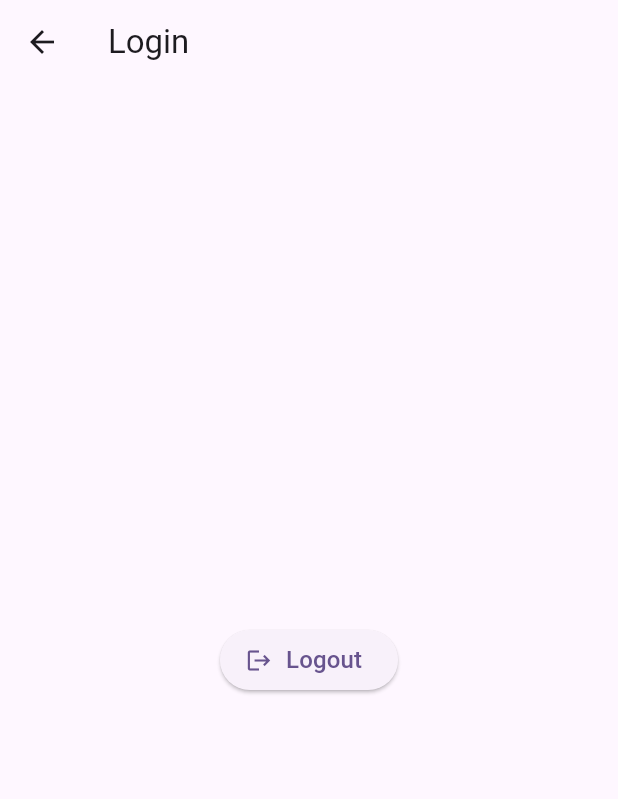
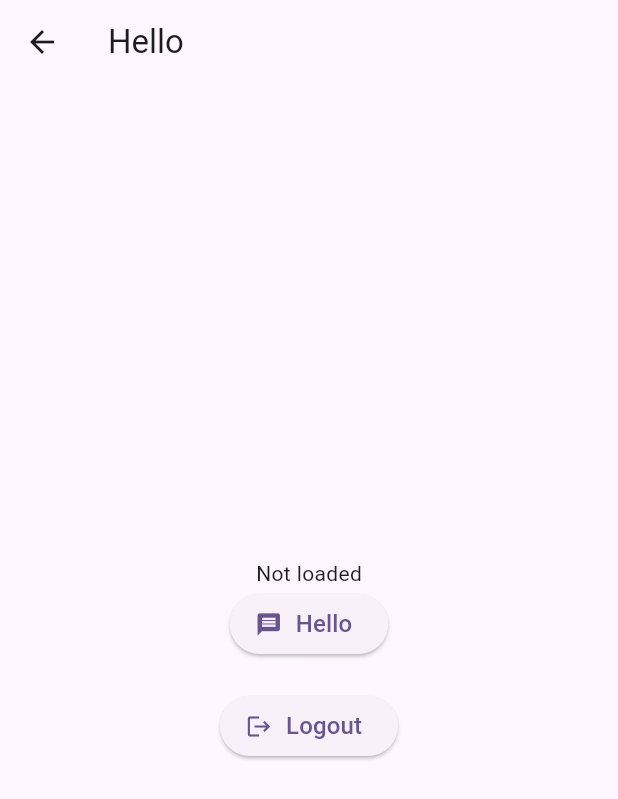
Before and after one commit to maiyama18/CookieLab, a Flutter app: the HelloScreen screen opened directly, on a phone screen of 412 x 824 dp. Shown: the top 799 px of the screen. Run offline on Flutter 3.47's test engine with Material 3 defaults, Android fonts, the phone set to English and light mode, and no system bars; our stand-ins replace cookie_jar, dio, dio_cookie_manager, logger.

Commit message:
[App] Implement hello

```diff
--- a/CookieLabApp/lib/api_client.dart
+++ b/CookieLabApp/lib/api_client.dart
@@ -53,6 +53,18 @@ class ApiClient {
     }
   }
 
+  Future<String> fetchHelloMessage() async {
+    final response = await _dio.get('/hello');
+
+    if (response.statusCode != 200) {
+      throw ApiException(
+        code: response.statusCode,
+        message: 'Fetch hello message failed',
+      );
+    }
+    return response.data['message'];
+  }
+
   Future<void> logout() async {
     final response = await _dio.post('/logout');
 
--- a/CookieLabApp/lib/screens/hello_screen.dart
+++ b/CookieLabApp/lib/screens/hello_screen.dart
@@ -11,17 +11,32 @@ class HelloScreen extends StatefulWidget {
 
 class _HelloScreenState extends State<HelloScreen> {
   bool _isLoading = false;
+  String _text = 'Not loaded';
 
   @override
   Widget build(BuildContext context) {
     return Scaffold(
-      appBar: AppBar(title: const Text('Login')),
+      appBar: AppBar(title: const Text('Hello')),
       body: Padding(
         padding: const EdgeInsets.all(20),
         child: Center(
           child: Column(
             mainAxisAlignment: MainAxisAlignment.center,
             children: [
+              Text(_text),
+              ElevatedButton.icon(
+                onPressed: _isLoading ? null : _fetchHelloMessage,
+                icon: SizedBox(
+                  width: 20,
+                  height: 20,
+                  child: _isLoading ? CircularProgressIndicator(
+                    strokeWidth: 2,
+                    color: Colors.white,
+                  ) : Icon(Icons.message),
+                ),
+                label: Text('Hello', style: const TextStyle(fontSize: 16)),
+              ),
+              const SizedBox(height: 20),
               ElevatedButton.icon(
                 onPressed: _isLoading ? null : _logout,
                 icon: SizedBox(
@@ -39,6 +54,23 @@ class _HelloScreenState extends State<HelloScreen> {
         )
       )
     );
+  }
+
+  Future<void> _fetchHelloMessage() async {
+    setState(() => _isLoading = true);
+    setState(() => _text = 'Loading...');
+    try {
+      final helloMessage = await ApiClient().fetchHelloMessage();
+      setState(() => _text = helloMessage);
+    } on ApiException catch (e) {
+      _showError(e.message);
+    } catch (e) {
+      _showError('予期せぬエラーが発生しました');
+    } finally {
+      if (mounted) {
+        setState(() => _isLoading = false);
+      }
+    }
   }
 
   Future<void> _logout() async {
```
